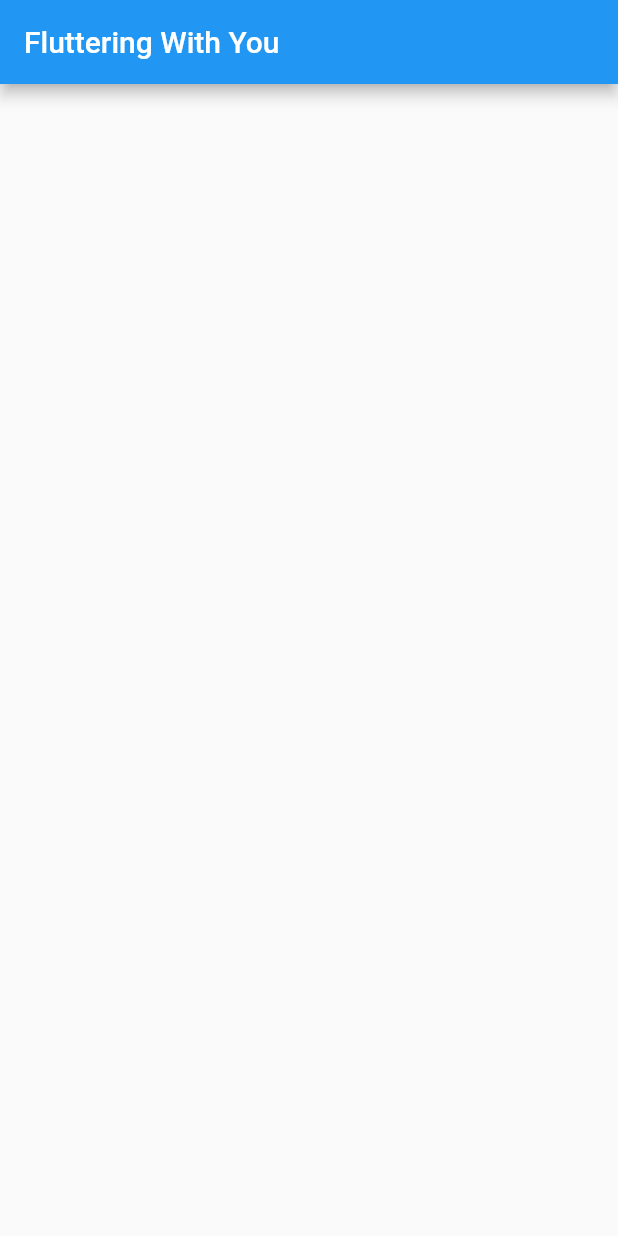
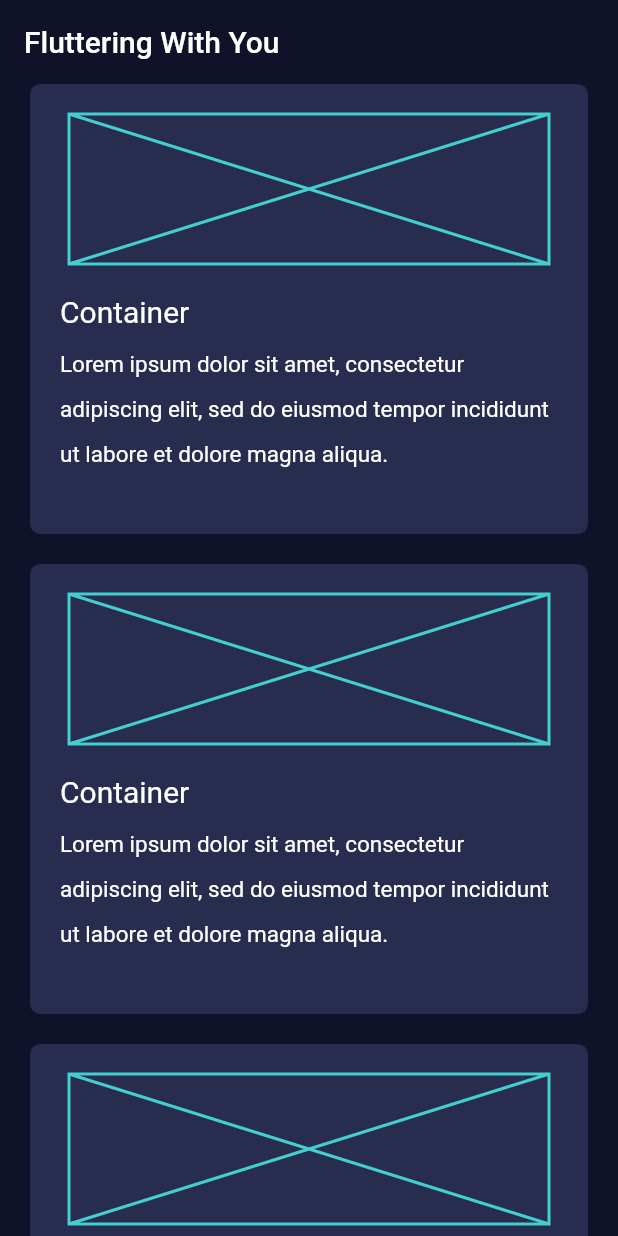
Before and after one commit to proximitycloud33/fluttering-with-you, a Flutter app: the screen it shows after launch, on a phone screen of 412 x 824 dp. Run offline on Flutter 3.47's test engine with Material 2 defaults, Android fonts, the phone set to English and light mode, and no system bars.

Commit message:
Membuat halaman home_page

```diff
--- a/analysis_options.yaml
+++ b/analysis_options.yaml
@@ -24,6 +24,9 @@ linter:
   rules:
     # avoid_print: false  # Uncomment to disable the `avoid_print` rule
     # prefer_single_quotes: true  # Uncomment to enable the `prefer_single_quotes` rule
+    sized_box_for_whitespace: false
+    avoid_unnecessary_containers: false
+
 
 # Additional information about this file can be found at
 # https://dart.dev/guides/language/analysis-options
--- a/lib/screens/home_page.dart
+++ b/lib/screens/home_page.dart
@@ -7,7 +7,61 @@ class HomePage extends StatelessWidget {
   Widget build(BuildContext context) {
     return Scaffold(
       appBar: AppBar(
-        title: const Text('Fluttering With You'),
+        title: const Text(
+          'Fluttering With You',
+        ),
+        elevation: 0,
+        backgroundColor: const Color(0xFF0F1228),
+      ),
+      backgroundColor: const Color(0xFF0F1228),
+      body: ListView.separated(
+        itemCount: 4,
+        itemBuilder: (context, index) {
+          return Container(
+            width: 388.0,
+            height: 300.0,
+            margin: const EdgeInsets.symmetric(horizontal: 20.0),
+            decoration: const BoxDecoration(
+              color: Color(0xFF282D4F),
+              borderRadius: BorderRadius.all(
+                Radius.circular(7.0),
+              ),
+            ),
+            child: Column(
+              children: [
+                Container(
+                  width: 320.0,
+                  height: 100.0,
+                  margin: const EdgeInsets.all(20.0),
+                  child: const Placeholder(color: Color(0xFF42CFCF)),
+                ),
+                Container(
+                  margin: const EdgeInsets.symmetric(horizontal: 20.0),
+                  child: Column(
+                    crossAxisAlignment: CrossAxisAlignment.start,
+                    children: const [
+                      Text(
+                        'Container',
+                        style: TextStyle(color: Colors.white, fontSize: 20.0),
+                      ),
+                      SizedBox(
+                        height: 5.0,
+                      ),
+                      Text(
+                        'Lorem ipsum dolor sit amet, consectetur adipiscing elit, sed do eiusmod tempor incididunt ut labore et dolore magna aliqua.',
+                        style: TextStyle(
+                            color: Colors.white, fontSize: 15.0, height: 2),
+                      ),
+                    ],
+                  ),
+                ),
+              ],
+            ),
+          );
+        },
+        separatorBuilder: (context, index) {
+          return const SizedBox(height: 20.0);
+        },
       ),
     );
   }
```
